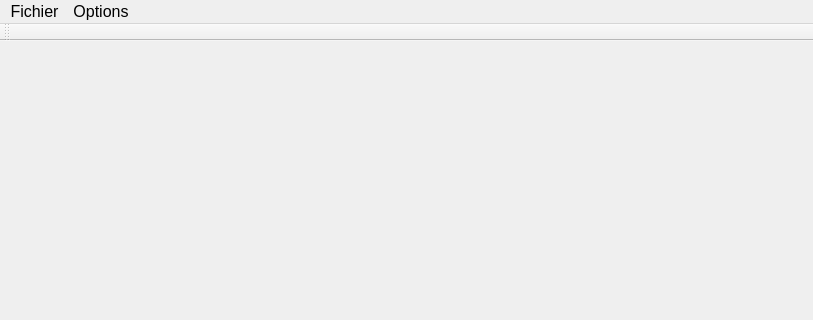
Above: 15_Graphiques/equilibreuse.ui from TheoMichaud/Apprendre_QT before the change; both pictures show x 0 to 813 and y 0 to 320 of the 813 by 590 pixel window. Below: the same form after it.
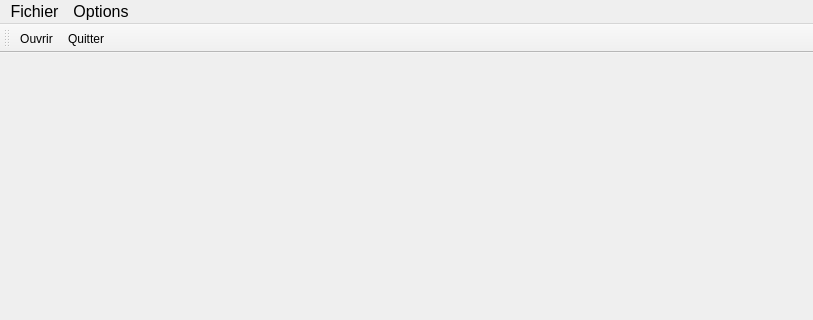
That is the form after the change. Icons and pictures are not drawn.

Diff of the .ui file:
```diff
--- a/15_Graphiques/equilibreuse.ui
+++ b/15_Graphiques/equilibreuse.ui
@@ -56,6 +56,8 @@
    <attribute name="toolBarBreak">
     <bool>false</bool>
    </attribute>
+   <addaction name="actionOuvrir"/>
+   <addaction name="actionQuitter"/>
   </widget>
   <widget class="QStatusBar" name="statusBar"/>
   <action name="actionOuvrir">
```
Left out of the diff: 51 changed lines with no effect on the pictures.
